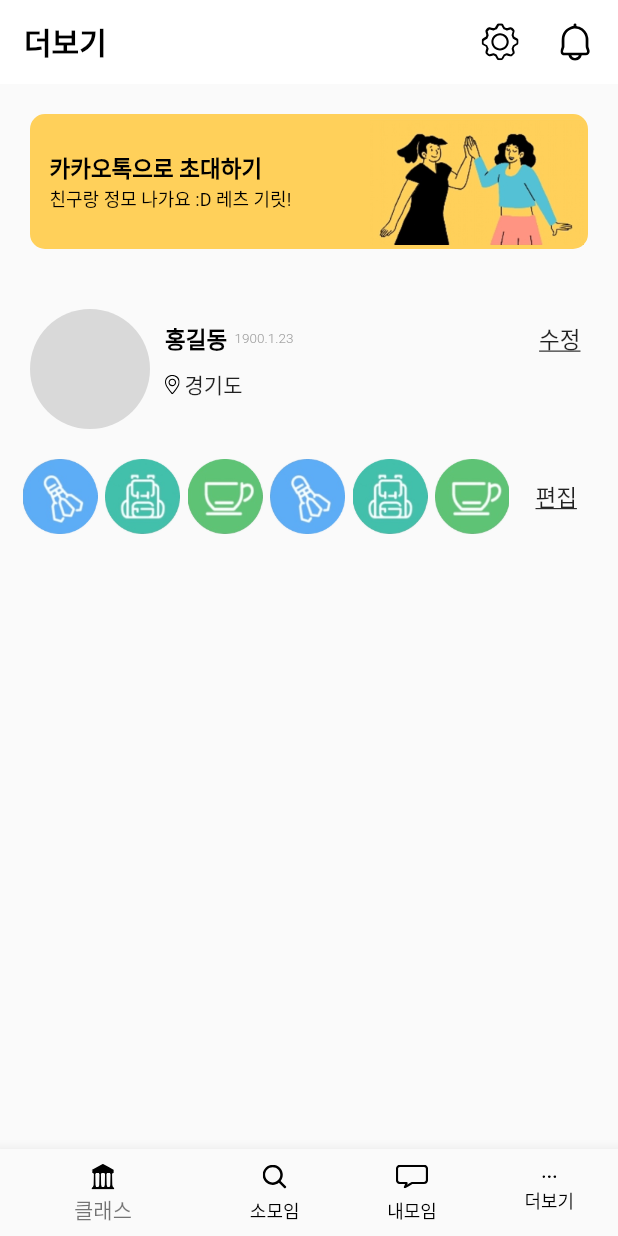
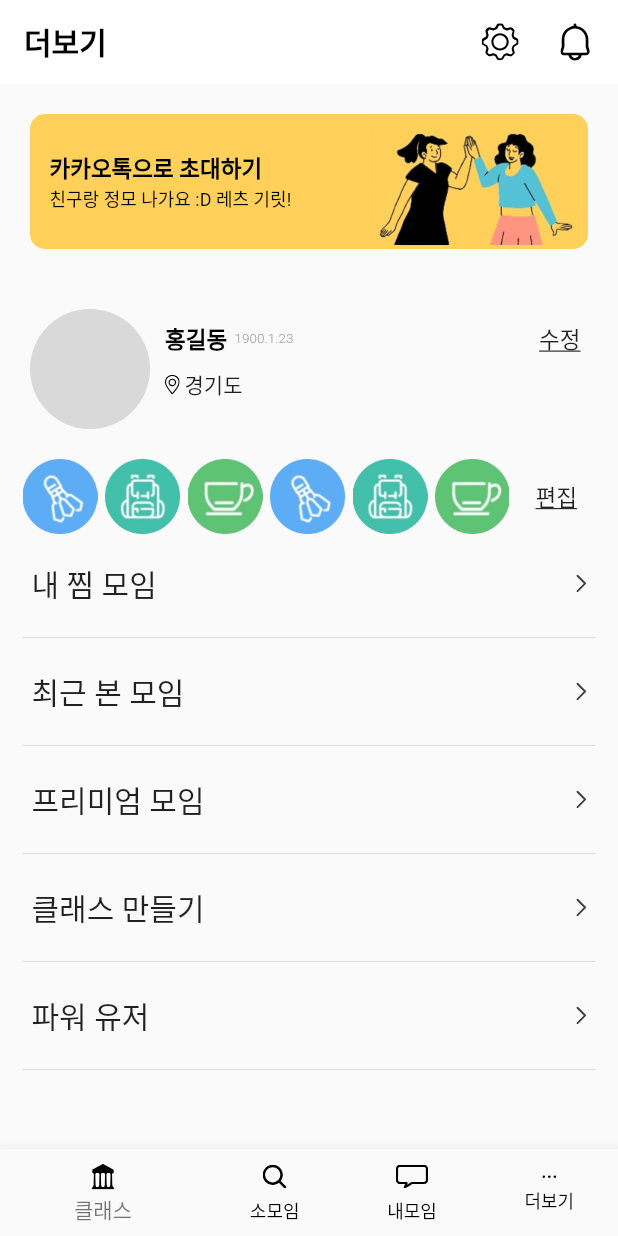
Before and after one commit to tkbro/flutter_ex1, a Flutter app: the screen it shows after launch, on a phone screen of 412 x 824 dp. Run offline on Flutter 3.47's test engine with Material 2 defaults, Android fonts, the phone set to English and light mode, and no system bars; our stand-ins replace flutter_svg.

Commit message:
Add menu list panel

```diff
--- a/lib/main.dart
+++ b/lib/main.dart
@@ -32,6 +32,12 @@ class MyHomePage extends StatefulWidget {
 class _MyHomePageState extends State<MyHomePage> {
   int _selectedIndex = 0;
   Color _bannerColor = Color.fromRGBO(255, 208, 90, 1);
+  final List<String> _menuStringList = const [
+    '내 찜 모임',
+    '최근 본 모임',
+    '프리미엄 모임',
+    '클래스 만들기',
+    '파워 유저'];
 
   @override
   Widget build(BuildContext context) {
@@ -48,7 +54,8 @@ class _MyHomePageState extends State<MyHomePage> {
             },
           ),
           buildProfilePanel(),
-          buildMyFavorPanel()
+          buildMyFavorPanel(),
+          buildMenuListPanel(),
         ],
       ),
       bottomNavigationBar: buildBottomNavigationBar(_selectedIndex),
@@ -195,6 +202,29 @@ class _MyHomePageState extends State<MyHomePage> {
     );
   }
 
+  Widget buildMenuListPanel() {
+    return Flexible(
+      child: Container(
+        margin: const EdgeInsets.all(5),
+        child: ListView.builder(
+          shrinkWrap: true,
+          itemCount: _menuStringList.length,
+          itemBuilder: ((context, index) {
+            return Column(
+              children: [
+                ListTile(
+                  title: Text(_menuStringList[index], style: const TextStyle(fontSize: 20)),
+                  trailing: SvgPicture.asset('assets/images/ic_right_arrow.svg', width: 7, height: 12),
+                ),
+                const Divider(indent: 10, endIndent: 10,)
+              ]
+            );
+          }),
+        ),
+      ),
+    );
+  }
+
   BottomNavigationBar buildBottomNavigationBar(int index) {
     return BottomNavigationBar(
       unselectedItemColor: Colors.black,
```
